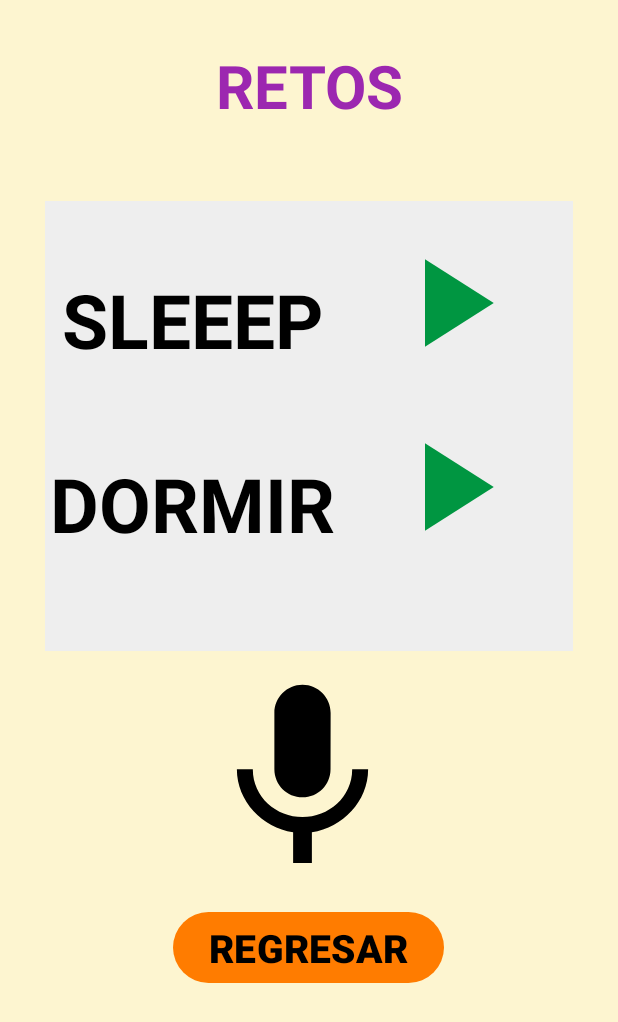
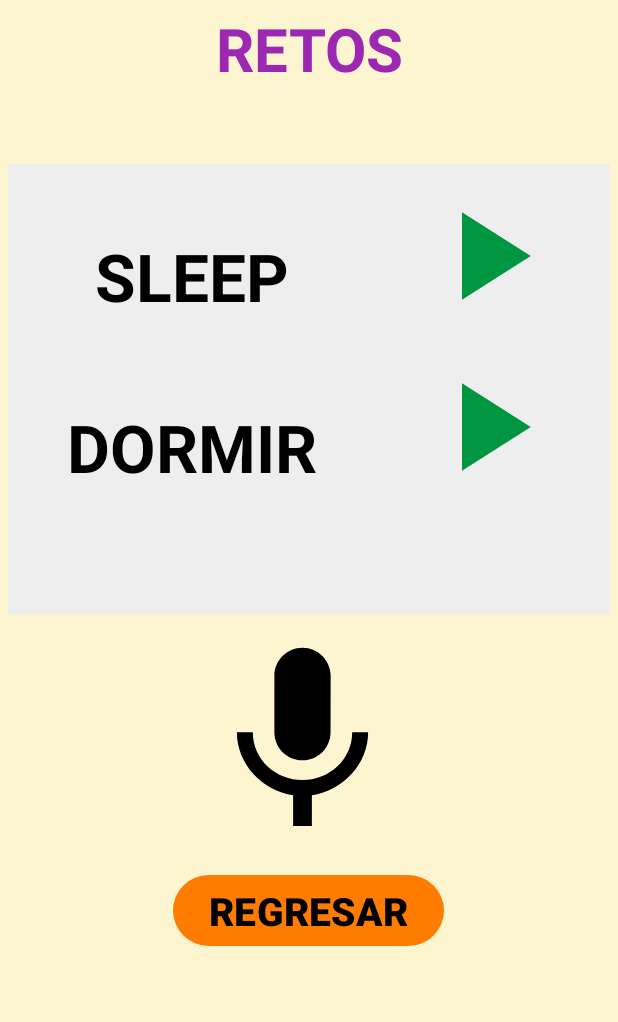
Before and after one commit to AmadaSarahi/HBGcompartido, an Android app: the RetosJuegoActivity screen opened directly, with no data from a screen before it, on a phone screen of 412 x 824 dp. Shown: the top 1022 px of the screen. Run offline under Robolectric (Android 15) with nearby library versions, the phone set to English and light mode, and no system bars.

Commit message:
Se hicieron unos ajustes en cuanto al formato del código

```diff
--- a/app/src/main/res/layout/activity_configuracion.xml
+++ b/app/src/main/res/layout/activity_configuracion.xml
@@ -6,7 +6,7 @@
     android:layout_height="match_parent"
     android:orientation="vertical"
     android:background="#FDF5D0"
-    android:padding="30dp"
+    android:padding="15dp"
     tools:context=".ConfiguracionActivity">
 
     <LinearLayout
@@ -19,7 +19,7 @@
             android:layout_width="match_parent"
             android:layout_height="wrap_content"
             android:layout_weight="1"
-            android:text="CONFIGURACION"
+            android:text="CONFIGURACIÓN"
             android:textAlignment="center"
             android:textColor="#9c27b0"
             android:textSize="36sp"
--- a/app/src/main/res/layout/activity_retosjuego.xml
+++ b/app/src/main/res/layout/activity_retosjuego.xml
@@ -5,8 +5,8 @@
     android:layout_width="match_parent"
     android:layout_height="match_parent"
     android:orientation="vertical"
+    android:padding="5dp"
     android:background="#FDF5D0"
-    android:padding="30dp"
     tools:context=".RetosJuegoActivity">
 
     <LinearLayout
@@ -47,10 +47,10 @@
                 android:layout_height="wrap_content"
                 android:layout_marginTop="25dp"
                 android:layout_weight="1"
-                android:text="SLEEEP"
+                android:text="SLEEP"
                 android:textAlignment="center"
                 android:textColor="#000000"
-                android:textSize="50sp"
+                android:textSize="44sp"
                 android:textStyle="bold" />
 
             <com.google.android.material.button.MaterialButton
@@ -81,7 +81,7 @@
                 android:text="DORMIR"
                 android:textAlignment="center"
                 android:textColor="#000000"
-                android:textSize="50sp"
+                android:textSize="44sp"
                 android:textStyle="bold" />
 
             <com.google.android.material.button.MaterialButton
--- a/app/src/main/res/layout/registro_activity.xml
+++ b/app/src/main/res/layout/registro_activity.xml
@@ -21,7 +21,7 @@
             android:id="@+id/txtV_Registrate"
             android:layout_width="match_parent"
             android:layout_height="wrap_content"
-            android:text="REGISTRATE!"
+            android:text="REGÍSTRATE!"
             android:textSize="34sp"
             android:textAlignment="center"
             android:textStyle="bold"
```
